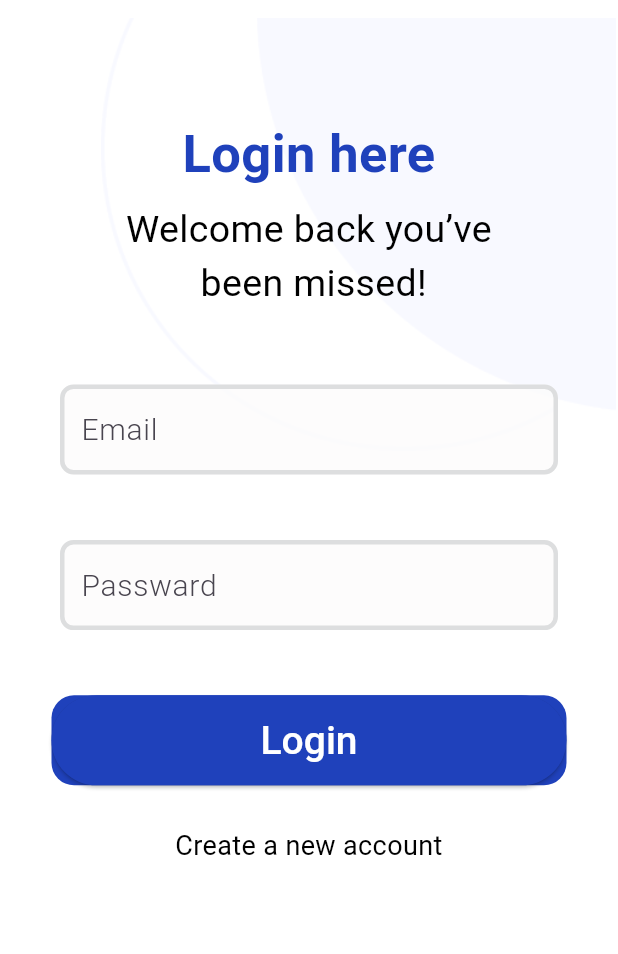
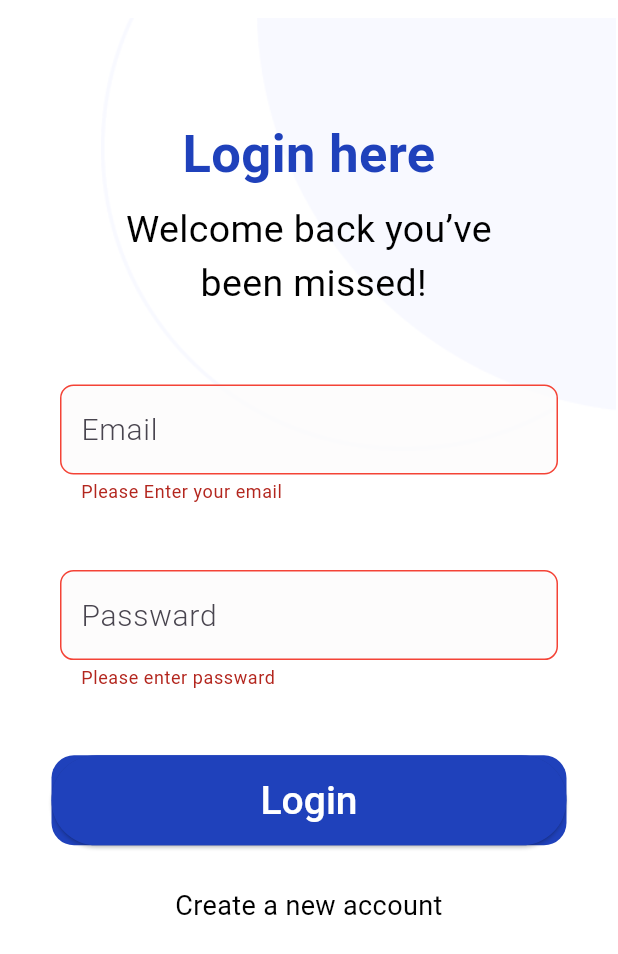
Before and after one commit to kmsdkmsd007/free_chat_app, a Flutter app: the screen it shows after launch, after a tap on "Login", on a phone screen of 412 x 824 dp. Shown: the top 954 px of the screen. Run offline on Flutter 3.47's test engine with Material 3 defaults, Android fonts, the phone set to English and light mode, and no system bars; our stand-ins replace bloc, equatable, flutter_bloc, supabase_flutter; accounts and stored records are empty.

Commit message:
login auth completrd

```diff
--- /dev/null
+++ b/lib/features/login_screen/login/Login_states.dart
@@ -0,0 +1,27 @@
+import 'package:equatable/equatable.dart';
+
+abstract class LoginState extends Equatable {}
+
+class LoginInital extends LoginState {
+  final bool showPassword;
+  LoginInital({this.showPassword = false});
+  @override
+  List<Object?> get props => [];
+}
+
+class LoginLoadingState extends LoginState {
+  @override
+  List<Object?> get props => [];
+}
+
+class LoginSuccessState extends LoginState {
+  @override
+  List<Object?> get props => [];
+}
+
+class LoginFailureState extends LoginState {
+  final String message;
+  LoginFailureState(this.message);
+  @override
+  List<Object?> get props => [message];
+}
--- /dev/null
+++ b/lib/features/login_screen/login/login_event.dart
@@ -0,0 +1,24 @@
+import 'package:equatable/equatable.dart';
+
+abstract class LoginEvent extends Equatable {}
+
+class LoginUserEvent extends LoginEvent {
+  final String email;
+  final String passwoed;
+  LoginUserEvent({required this.email, required this.passwoed});
+  List<Object?> get props => [email, passwoed];
+}
+
+class LoginNewAccoutnEvent extends LoginEvent {
+  @override
+  // TODO: implement props
+  List<Object?> get props => [];
+}
+
+class LoginTooglePassword extends LoginEvent {
+  final bool show;
+  LoginTooglePassword(this.show);
+  @override
+  // TODO: implement props
+  List<Object?> get props => [show];
+}
--- /dev/null
+++ b/lib/features/login_screen/login_screen.dart
@@ -0,0 +1,176 @@
+import 'package:chat_app/features/login_screen/login/Login_states.dart';
+import 'package:chat_app/features/login_screen/login/login_bloc.dart';
+import 'package:chat_app/features/login_screen/login/login_event.dart';
+import 'package:chat_app/utils/custom_button.dart';
+import 'package:chat_app/utils/custom_text.dart';
+import 'package:chat_app/utils/custom_textformfiled.dart';
+import 'package:flutter/material.dart';
+import 'package:flutter_bloc/flutter_bloc.dart';
+
+class LoginScreen extends StatefulWidget {
+  const LoginScreen({super.key});
+
+  @override
+  State<LoginScreen> createState() => _LoginScreenState();
+}
+
+class _LoginScreenState extends State<LoginScreen> {
+  final emailContrioller = TextEditingController();
+  final passwardContrioller = TextEditingController();
+  final repasswardContrioller = TextEditingController();
+  final formKey = GlobalKey<FormState>();
+  @override
+  void initState() {
+    super.initState();
+  }
+
+  @override
+  void dispose() {
+    // Step 5: Dispose the controller
+    emailContrioller.dispose();
+    passwardContrioller.dispose();
+    super.dispose();
+  }
+
+  @override
+  Widget build(BuildContext context) {
+    final screenWidth = MediaQuery.of(context).size.width;
+    final screenHeight = MediaQuery.of(context).size.height;
+    final bloc = context.read<LoginBloc>();
+
+    return Scaffold(
+      appBar: AppBar(
+        toolbarHeight: 12,
+        backgroundColor: Colors.white,
+      ),
+      backgroundColor: const Color.fromARGB(255, 255, 255, 255),
+      body: BlocConsumer<LoginBloc, LoginState>(
+        listener: (context, state) {
+          if (state is LoginLoadingState) {
+            showDialog(
+                context: context,
+                builder: (c) => Center(
+                      child: CircularProgressIndicator(),
+                    ));
+          }
+          print(state.toString());
+        },
+        builder: (contextt, state) => state is LoginFailureState
+            ? Center(
+                child: Text(state.message),
+              )
+            : SingleChildScrollView(
+                child: Stack(
+                  children: [
+                    Row(
+                      mainAxisAlignment: MainAxisAlignment.end,
+                      children: [
+                        Image.asset(
+                          'assets/images/e2.png',
+                          height: screenHeight * .35,
+                          width: screenWidth * 0.94,
+                        ),
+                      ],
+                    ),
+                    Row(
+                      mainAxisAlignment: MainAxisAlignment.end,
+                      children: [
+                        Image.asset(
+                          'assets/images/e1.png',
+                          width: screenWidth / 1.7,
+                          height: screenHeight / 3.13,
+                        ),
+                      ],
+                    ),
+                    Center(
+                      child: Form(
+                        key: formKey,
+                        child: Column(
+                          children: [
+                            SizedBox(height: screenHeight * .08),
+                            CustomText(
+                              text: "Login here",
+                              size: 35,
+                              fontWeight: FontWeight.bold,
+                            ),
+                            SizedBox(
+                              height: screenHeight * .009,
+                            ),
+                            Center(
+                              child: CustomText(
+                                color: Colors.black,
+                                text: "Welcome back you’ve\n been missed!",
+                                size: 25,
+                                fontWeight: FontWeight.w400,
+                              ),
+                            ),
+                            SizedBox(
+                              height: screenHeight * .04,
+                            ),
+                            CustomTextFormField(
+                              hintText: "Email",
+                              controller: emailContrioller,
+                              validator: (String? value) {
+                                if (value == null || value.isEmpty) {
+                                  return 'Please Enter your email';
+                                }
+                                String pattern =
+                                    r'^[a-zA-Z0-9._%+-]+@[a-zA-Z0-9.-]+\.[a-zA-Z]{2,}$';
+                                RegExp regExp = RegExp(pattern);
+                                if (!regExp.hasMatch(value)) {
+                                  return 'Please enter a valid email address';
+                                }
+                                return null;
+                              },
+                            ),
+                            SizedBox(
+                              height: screenHeight / 70,
+                            ),
+                            CustomTextFormField(
+                              hintText: "Passward",
+                              obscureText: true,
+                              controller: passwardContrioller,
+                              validator: (String? value) {
+                                if (value == null || value.isEmpty) {
+                                  return "Please enter passward";
+                                }
+                                if (value.length < 6) {
+                                  return "Passward must be at least 6 characters";
+                                }
+                                return null;
+                              },
+                            ),
+                            SizedBox(
+                              height: screenHeight / 30,
+                            ),
+                            CustomButton(
+                              text: "Login",
+                              onPressed: () {
+                                if (formKey.currentState!.validate()) {
+                                  bloc.add(LoginUserEvent(
+                                      email: emailContrioller.text,
+                                      passwoed: passwardContrioller.text));
+                                }
+                              },
+                              width: screenHeight / 2.4,
+                            ),
+                            SizedBox(
+                              height: screenHeight / 30,
+                            ),
+                            CustomText(
+                              text: 'Create a new account',
+                              color: Colors.black,
+                              fontWeight: FontWeight.w400,
+                              size: 18,
+                            ),
+                          ],
+                        ),
+                      ),
+                    )
+                  ],
+                ),
+              ),
+      ),
+    );
+  }
+}
--- a/lib/features/splash/splash_cubit/splash_cubit_cubit.dart
+++ b/lib/features/splash/splash_cubit/splash_cubit_cubit.dart
@@ -13,6 +13,8 @@ class SplashCubitCubit extends Cubit<SplashCubitState> {
     await Future.delayed(
         const Duration(seconds: 2)); // Add a small delay for splash screen
     await Supabase.instance.client.auth.onAuthStateChange.listen((userState) {
+      print(userState.session == null);
+
       if (userState.session == null) {
         navigatorKey.currentState!.pushReplacementNamed(Routes.login);
       } else {
--- a/lib/features/splash/splash_screen.dart
+++ b/lib/features/splash/splash_screen.dart
@@ -20,8 +20,10 @@ class _SplashScreenState extends State<SplashScreen> {
 
   @override
   Widget build(BuildContext context) {
-    return Center(
-      child: Text("Splash screen"),
+    return Scaffold(
+      body: Center(
+        child: Text("Splash screen"),
+      ),
     );
   }
 }
--- a/lib/main.dart
+++ b/lib/main.dart
@@ -1,3 +1,5 @@
+import 'package:chat_app/features/home_screen.dart/home/home_cubit.dart';
+import 'package:chat_app/features/login_screen/login/login_bloc.dart';
 import 'package:chat_app/features/splash/splash_cubit/splash_cubit_cubit.dart';
 import 'package:chat_app/features/splash/splash_screen.dart';
 import 'package:chat_app/ui/welcome_screen.dart';
@@ -17,6 +19,8 @@ void main() async {
   runApp(MultiBlocProvider(
     providers: [
       BlocProvider<SplashCubitCubit>(create: (context) => SplashCubitCubit()),
+      BlocProvider<HomeCubit>(create: (context) => HomeCubit()),
+      BlocProvider<LoginBloc>(create: (context) => LoginBloc()),
     ],
     child: MyApp(),
   ));
--- a/lib/ui/login_screen.dart
+++ /dev/null
@@ -1,145 +0,0 @@
-import 'package:chat_app/utils/custom_button.dart';
-import 'package:chat_app/utils/custom_text.dart';
-import 'package:chat_app/utils/custom_textformfiled.dart';
-import 'package:flutter/material.dart';
-
-class LoginScreen extends StatefulWidget {
-  const LoginScreen({super.key});
-
-  @override
-  State<LoginScreen> createState() => _LoginScreenState();
-}
-
-class _LoginScreenState extends State<LoginScreen> {
-  final emailContrioller = TextEditingController();
-  final passwardContrioller = TextEditingController();
-  final repasswardContrioller = TextEditingController();
-  @override
-  void initState() {
-    super.initState();
-  }
-
-  @override
-  void dispose() {
-    // Step 5: Dispose the controller
-    emailContrioller.dispose();
-    passwardContrioller.dispose();
-    super.dispose();
-  }
-
-  @override
-  Widget build(BuildContext context) {
-    final screenWidth = MediaQuery.of(context).size.width;
-    final screenHeight = MediaQuery.of(context).size.height;
-
-    return Scaffold(
-      appBar: AppBar(
-        toolbarHeight: 12,
-        backgroundColor: Colors.white,
-      ),
-      backgroundColor: const Color.fromARGB(255, 255, 255, 255),
-      body: SingleChildScrollView(
-        child: Stack(
-          children: [
-            Row(
-              mainAxisAlignment: MainAxisAlignment.end,
-              children: [
-                Image.asset(
-                  'assets/images/e2.png',
-                  height: screenHeight * .35,
-                  width: screenWidth * 0.94,
-                ),
-              ],
-            ),
-            Row(
-              mainAxisAlignment: MainAxisAlignment.end,
-              children: [
-                Image.asset(
-                  'assets/images/e1.png',
-                  width: screenWidth / 1.7,
-                  height: screenHeight / 3.13,
-                ),
-              ],
-            ),
-            Center(
-              child: Column(
-                children: [
-                  SizedBox(height: screenHeight * .08),
-                  CustomText(
-                    text: "Login here",
-                    size: 35,
-                    fontWeight: FontWeight.bold,
-                  ),
-                  SizedBox(
-                    height: screenHeight * .009,
-                  ),
-                  Center(
-                    child: CustomText(
-                      color: Colors.black,
-                      text: "Welcome back you’ve\n been missed!",
-                      size: 25,
-                      fontWeight: FontWeight.w400,
-                    ),
-                  ),
-                  SizedBox(
-                    height: screenHeight * .04,
-                  ),
-                  CustomTextFormField(
-                    hintText: "Email",
-                    controller: emailContrioller,
-                    validator: (String? value) {
-                      if (value == null || value.isEmpty) {
-                        return 'Please Enter your email';
-                      }
-                      String pattern =
-                          r'^[a-zA-Z0-9._%+-]+@[a-zA-Z0-9.-]+\.[a-zA-Z]{2,}$';
-                      RegExp regExp = RegExp(pattern);
-                      if (!regExp.hasMatch(value)) {
-                        return 'Please enter a valid email address';
-                      }
-                      return null;
-                    },
-                  ),
-                  SizedBox(
-                    height: screenHeight / 70,
-                  ),
-                  CustomTextFormField(
-                    hintText: "Passward",
-                    obscureText: true,
-                    controller: passwardContrioller,
-                    validator: (String? value) {
-                      if (value == null || value.isEmpty) {
-                        return "Please enter passward";
-                      }
-                      if (value.length < 6) {
-                        return "Passward must be at least 6 characters";
-                      }
-                      return null;
-                    },
-                  ),
-                  SizedBox(
-                    height: screenHeight / 30,
-                  ),
-                  CustomButton(
-                    text: "Login",
-                    onPressed: () {},
-                    width: screenHeight / 2.4,
-                  ),
-                  SizedBox(
-                    height: screenHeight / 30,
-                  ),
-                  CustomText(
-                    text: 'Create a new account',
-                    color: Colors.black,
-                    fontWeight: FontWeight.w400,
-                    size: 18,
-                  ),
-                ],
-              ),
-            )
-          ],
-        ),
-      ),
-    );
-  }
-}
--- a/lib/ui/welcome_screen.dart
+++ b/lib/ui/welcome_screen.dart
@@ -1,4 +1,4 @@
-import 'package:chat_app/ui/login_screen.dart';
+import 'package:chat_app/features/login_screen/login_screen.dart';
 import 'package:chat_app/ui/singup_screen.dart';
 import 'package:chat_app/utils/custom_button.dart';
 import 'package:flutter/material.dart';
--- a/lib/utils/navigation.dart
+++ b/lib/utils/navigation.dart
@@ -1,6 +1,6 @@
 import 'package:chat_app/features/home_screen.dart/home_screen.dart';
 import 'package:chat_app/features/splash/splash_screen.dart';
-import 'package:chat_app/ui/login_screen.dart';
+import 'package:chat_app/features/login_screen/login_screen.dart';
 import 'package:chat_app/ui/singup_screen.dart';
 import 'package:flutter/material.dart';
 
```
Also changed, not shown: lib/features/home_screen.dart/home/home_cubit.dart (added, +15 -0 lines), lib/features/home_screen.dart/home/home_state.dart (added, +16 -0 lines), lib/features/home_screen.dart/home_screen.dart (+16 -2 lines), lib/features/login/login_event.dart (deleted, +0 -10 lines), lib/features/login_screen/login/login_bloc.dart (added, +35 -0 lines), lib/features/login/Login_states.dart (deleted), lib/features/login/login_bloc.dart (deleted), 1 other file.
